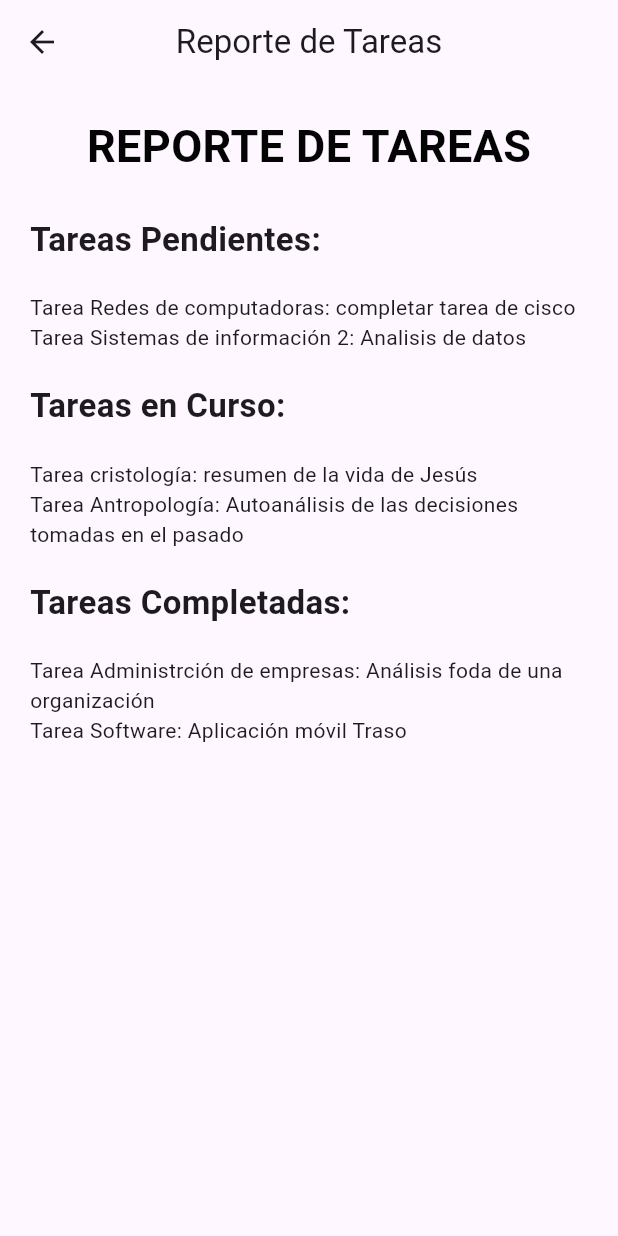
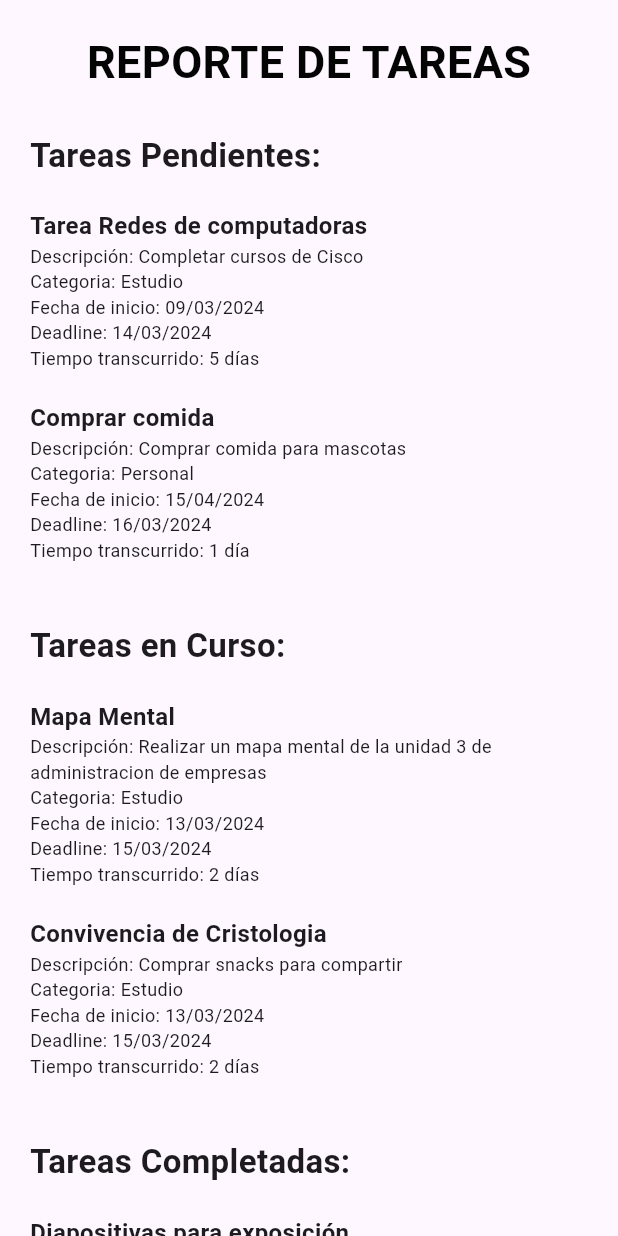
Before and after one commit to inaDAGod/TaskMasterApp, a Flutter app: the ReporteTarea screen opened directly, on a phone screen of 412 x 824 dp. Run offline on Flutter 3.47's test engine with Material 3 defaults, Android fonts, the phone set to English and light mode, and no system bars; our stand-ins replace firebase_auth, firebase_core; accounts and stored records are empty; Roboto replaces fonts that are missing (Times new roman).

Commit message:
Cambios en reporte tarea

```diff
--- a/traso/lib/main.dart
+++ b/traso/lib/main.dart
@@ -1,27 +1,77 @@
 import 'package:flutter/material.dart';
 import 'login/auth_page.dart';
+import 'reporte_tarea.dart';
+import 'personalizacion.dart';
 import 'package:firebase_core/firebase_core.dart';
 import 'firebase_options.dart';
 
-void main() async{
+void main() async {
   //Por si tienes errores con lo firebase
   //lo comentas desde aca
   WidgetsFlutterBinding.ensureInitialized();
-  await Firebase.initializeApp(
-    options: DefaultFirebaseOptions.currentPlatform
-  );
+  await Firebase.initializeApp(options: DefaultFirebaseOptions.currentPlatform);
   //hasta aca
   runApp(const MyApp());
 }
 
 class MyApp extends StatelessWidget {
-  const MyApp({super.key});
+  // ignore: use_key_in_widget_constructors
+  const MyApp({Key? key});
 
   @override
   Widget build(BuildContext context) {
-    return  const MaterialApp(
+    return const MaterialApp(
       debugShowCheckedModeBanner: false,
-      home: AuthPage(), //aca ponen la ventana que quieran ver
+      //home: AuthPage(),
+      home: CombinedPage(), //aca ponen la ventana que quieran ver
     );
   }
 }
+
+class CombinedPage extends StatefulWidget {
+  const CombinedPage({Key? key}) : super(key: key);
+
+  @override
+  _CombinedPageState createState() => _CombinedPageState();
+}
+
+class _CombinedPageState extends State<CombinedPage> {
+  Color _backgroundColor = Colors.white; // Color de fondo inicial
+
+  void _changeBackgroundColor(Color color) {
+    setState(() {
+      _backgroundColor = color;
+    });
+  }
+
+  @override
+  Widget build(BuildContext context) {
+    return MaterialApp(
+      theme: ThemeData.light().copyWith(
+        scaffoldBackgroundColor: _backgroundColor,
+      ),
+      home: DefaultTabController(
+        length: 2,
+        child: Scaffold(
+          appBar: AppBar(
+            title: const Text("pruebitaa"),
+            bottom: const TabBar(
+              tabs: [
+                Tab(text: "Reporte de Tareas"),
+                Tab(text: "Personalización"),
+              ],
+            ),
+          ),
+          body: TabBarView(
+            children: [
+              const ReporteTarea(),
+              PersonalizacionPage(
+                changeBackgroundColor: _changeBackgroundColor,
+              ),
+            ],
+          ),
+        ),
+      ),
+    );
+  }
+}
--- a/traso/lib/reporte_tarea.dart
+++ b/traso/lib/reporte_tarea.dart
@@ -1,20 +1,17 @@
 import 'package:flutter/material.dart';
 
 class ReporteTarea extends StatelessWidget {
-  const ReporteTarea({super.key});
+  const ReporteTarea({Key? key}) : super(key: key);
 
   @override
   Widget build(BuildContext context) {
-    return Scaffold(
-      appBar: AppBar(
-        title: const Text('Reporte de Tareas'),
-        centerTitle: true,
-      ),
-      body:  Padding(
-        padding: const EdgeInsets.all(20.0),
+    return const Scaffold(
+      body: SingleChildScrollView(
+        child: Padding(
+          padding: EdgeInsets.all(20.0),
           child: Column(
             crossAxisAlignment: CrossAxisAlignment.start,
-          children: const [
+            children: [
               Center(
                 child: Text(
                   'REPORTE DE TAREAS',
@@ -36,8 +33,22 @@ class ReporteTarea extends StatelessWidget {
                 ),
               ),
               SizedBox(height: 20),
-            Text('Tarea Redes de computadoras: completar tarea de cisco'),
-            Text('Tarea Sistemas de información 2: Analisis de datos'),
+              TaskItem(
+                title: 'Tarea Redes de computadoras',
+                description: 'Completar cursos de Cisco',
+                category: 'Estudio',
+                startDate: '09/03/2024',
+                deadline: '14/03/2024',
+                elapsedTime: '5 días',
+              ),
+              TaskItem(
+                title: 'Comprar comida',
+                description: 'Comprar comida para mascotas',
+                category: 'Personal',
+                startDate: '15/04/2024',
+                deadline: '16/03/2024',
+                elapsedTime: '1 día',
+              ),
               SizedBox(height: 20),
               Text(
                 'Tareas en Curso: ',
@@ -48,10 +59,23 @@ class ReporteTarea extends StatelessWidget {
                 ),
               ),
               SizedBox(height: 20),
-            // Aquí puedes generar dinámicamente la lista de tareas en curso
-            Text('Tarea cristología: resumen de la vida de Jesús'),
-            Text(
-                'Tarea Antropología: Autoanálisis de las decisiones tomadas en el pasado'),
+              TaskItem(
+                title: 'Mapa Mental',
+                description:
+                    'Realizar un mapa mental de la unidad 3 de administracion de empresas',
+                category: 'Estudio',
+                startDate: '13/03/2024',
+                deadline: '15/03/2024',
+                elapsedTime: '2 días',
+              ),
+              TaskItem(
+                title: 'Convivencia de Cristologia',
+                description: 'Comprar snacks para compartir',
+                category: 'Estudio',
+                startDate: '13/03/2024',
+                deadline: '15/03/2024',
+                elapsedTime: '2 días',
+              ),
               SizedBox(height: 20),
               Text(
                 'Tareas Completadas: ',
@@ -62,13 +86,99 @@ class ReporteTarea extends StatelessWidget {
                 ),
               ),
               SizedBox(height: 20),
-            // Aquí puedes generar dinámicamente la lista de tareas completadas
-            Text(
-                'Tarea Administrción de empresas: Análisis foda de una organización'),
-            Text('Tarea Software: Aplicación móvil Traso'),
+              TaskItem(
+                title: 'Diapositivas para exposición',
+                description:
+                    'Completar las diapositivas para la exposición de dispositivos moviles',
+                category: 'Estudio',
+                startDate: '08/03/2024',
+                deadline: '11/03/2024',
+                elapsedTime: '3 días',
+              ),
+              TaskItem(
+                title: 'Cotizar cotillón',
+                description: 'Cotizar cotillón para el cumpleaños de Gabriel',
+                category: 'Personal',
+                startDate: '05/03/2024',
+                deadline: '13/03/2024',
+                elapsedTime: '8 días',
+              ),
             ],
+          ),
         ),
       ),
     );
   }
 }
+
+class TaskItem extends StatelessWidget {
+  final String title;
+  final String description;
+  final String category;
+  final String startDate;
+  final String deadline;
+  final String elapsedTime;
+
+  const TaskItem({
+    required this.title,
+    required this.description,
+    required this.category,
+    required this.startDate,
+    required this.deadline,
+    required this.elapsedTime,
+    Key? key,
+  }) : super(key: key);
+
+  @override
+  Widget build(BuildContext context) {
+    return Column(
+      crossAxisAlignment: CrossAxisAlignment.start,
+      children: [
+        Text(
+          title,
+          style: const TextStyle(
+            fontSize: 16,
+            fontWeight: FontWeight.bold,
+            fontFamily: 'Times new roman',
+          ),
+        ),
+        Text(
+          'Descripción: $description',
+          style: const TextStyle(
+            fontSize: 12,
+            fontFamily: 'Times new roman',
+          ),
+        ),
+        Text(
+          'Categoria: $category',
+          style: const TextStyle(
+            fontSize: 12,
+            fontFamily: 'Times new roman',
+          ),
+        ),
+        Text(
+          'Fecha de inicio: $startDate',
+          style: const TextStyle(
+            fontSize: 12,
+            fontFamily: 'Times new roman',
+          ),
+        ),
+        Text(
+          'Deadline: $deadline',
+          style: const TextStyle(
+            fontSize: 12,
+            fontFamily: 'Times new roman',
+          ),
+        ),
+        Text(
+          'Tiempo transcurrido: $elapsedTime',
+          style: const TextStyle(
+            fontSize: 12,
+            fontFamily: 'Times new roman',
+          ),
+        ),
+        const SizedBox(height: 20),
+      ],
+    );
+  }
+}
```
Also changed, not shown: traso/lib/personalizacion.dart (+34 -16 lines). Lines whose indentation alone changed are shown as unchanged.
